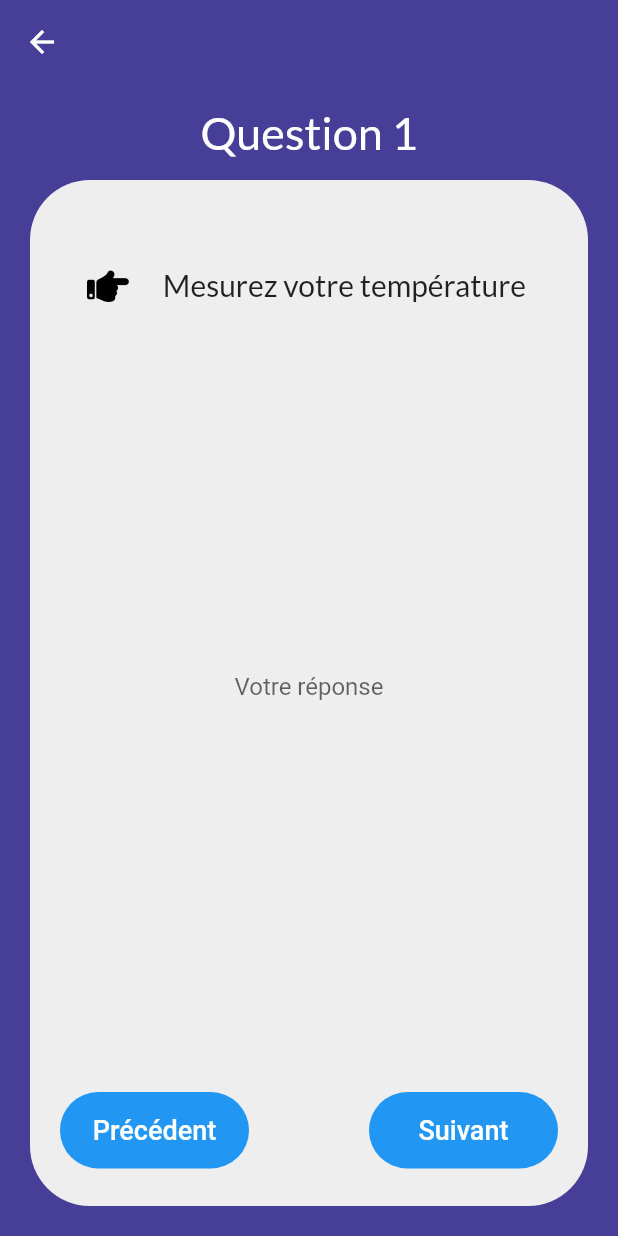
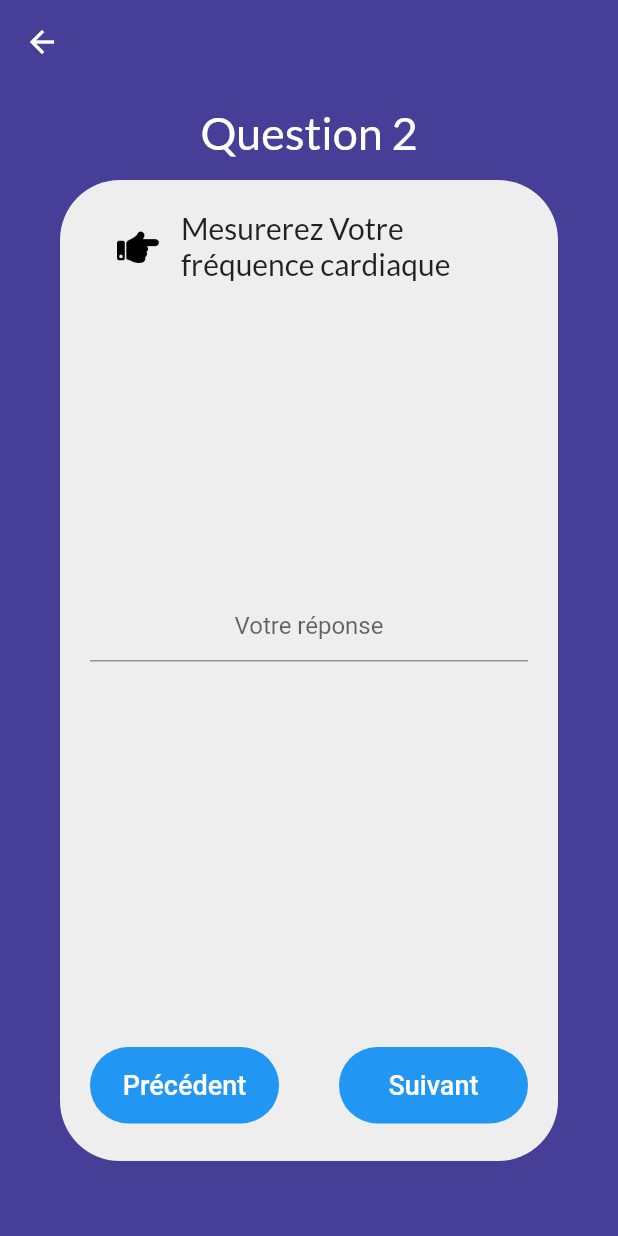
Before and after one commit to abdesselam-benameur/TeleCovid-SOLIS, a Flutter app: the QuestionnairePageWidget screen opened directly, after a tap on "Suivant", on a phone screen of 412 x 824 dp. Run offline on Flutter 3.47's test engine with Material 2 defaults, Android fonts, the phone set to English and light mode, and no system bars; our stand-ins replace fl_chart, font_awesome_flutter, google_fonts.

Commit message:
added Provider package to questionnaire-page

```diff
--- a/lib/controllers/question_controller.dart
+++ b/lib/controllers/question_controller.dart
@@ -1,31 +1,35 @@
+import 'package:flutter/foundation.dart';
 import 'package:flutter/material.dart';
 import 'package:flutter/widgets.dart';
-import 'package:get/get.dart';
-import 'package:get/state_manager.dart';
 import 'package:tele_covid_solis/Model/Questions.dart';
 // import 'package:tele_covid_solis/screens/score/score_screen.dart';
 
-// We use get package for our state management
-
-class QuestionController {
-  late int index = 1;
+class QuestionController with ChangeNotifier {
+  //, DiagnosticableTreeMixin {
+  late int index = 0;
   late PageController _pageController = PageController();
   PageController get pageController => this._pageController;
 
   void incrementQnNum() {
-    this.index++; // = index + 1;
+    this.index++;
+    print(index);
     _pageController.nextPage(
         duration: Duration(milliseconds: 250), curve: Curves.ease);
+    notifyListeners();
   }
 
   void decrementQnNum() {
-    this.index--; // = index + 1;
+    if (index > 0) this.index--;
+    print(index);
     _pageController.previousPage(
         duration: Duration(milliseconds: 250), curve: Curves.ease);
+    notifyListeners();
   }
 
-  // QuestionController(this._pageController) {
-  //   this._pageController;
+  // @override
+  // void debugFillProperties(DiagnosticPropertiesBuilder properties) {
+  //   super.debugFillProperties(properties);
+  //   properties.add(IntProperty('index', index));
   // }
 }
 
--- a/lib/screens/bottom_nav_screen.dart
+++ b/lib/screens/bottom_nav_screen.dart
@@ -1,4 +1,4 @@
-import 'package:curved_navigation_bar/curved_navigation_bar.dart';
+// import 'package:curved_navigation_bar/curved_navigation_bar.dart';
 import 'package:flutter/material.dart';
 import 'package:tele_covid_solis/Messeges/contactPage.dart';
 import 'package:tele_covid_solis/screens/pofile-patient.dart';
--- a/lib/screens/questionnaire-page.dart
+++ b/lib/screens/questionnaire-page.dart
@@ -1,4 +1,6 @@
 import 'package:flutter/material.dart';
+import 'package:provider/provider.dart';
+import 'package:tele_covid_solis/controllers/question_controller.dart';
 import 'package:tele_covid_solis/widgets/body-questionnaire.dart';
 
 class QuestionnairePageWidget extends StatelessWidget {
@@ -11,6 +13,7 @@ class QuestionnairePageWidget extends StatelessWidget {
   @override
   Widget build(BuildContext context) {
     return Scaffold(
+      resizeToAvoidBottomInset: false,
       appBar: AppBar(
         backgroundColor: Color(0xFF473F97),
         automaticallyImplyLeading: true,
@@ -19,7 +22,10 @@ class QuestionnairePageWidget extends StatelessWidget {
         elevation: 0,
       ),
       backgroundColor: Color(0xFF473F97),
-      body: Body(),
+      body: ChangeNotifierProvider(
+        create: (_) => QuestionController(),
+        child: Body(),
+      ),
     );
   }
 }
--- a/lib/screens/stats_screen.dart
+++ b/lib/screens/stats_screen.dart
@@ -1,4 +1,4 @@
-import 'package:bubble_tab_indicator/bubble_tab_indicator.dart';
+// import 'package:bubble_tab_indicator/bubble_tab_indicator.dart';
 import 'package:flutter/material.dart';
 import 'package:tele_covid_solis/config/palette.dart';
 import 'package:tele_covid_solis/config/styles.dart';
@@ -66,21 +66,21 @@ class _StatsScreenState extends State<StatsScreen> {
             color: Colors.white24,
             borderRadius: BorderRadius.circular(25.0),
           ),
-          child: TabBar(
-            indicator: BubbleTabIndicator(
-              tabBarIndicatorSize: TabBarIndicatorSize.tab,
-              indicatorHeight: 40.0,
-              indicatorColor: Colors.white,
-            ),
-            labelStyle: Styles.tabTextStyle,
-            labelColor: Colors.black,
-            unselectedLabelColor: Colors.white,
-            tabs: <Widget>[
-              Text('My Country'),
-              Text('Global'),
-            ],
-            onTap: (index) {},
-          ),
+          // child: TabBar(
+          //   indicator: BubbleTabIndicator(
+          //     tabBarIndicatorSize: TabBarIndicatorSize.tab,
+          //     indicatorHeight: 40.0,
+          //     indicatorColor: Colors.white,
+          //   ),
+          //   labelStyle: Styles.tabTextStyle,
+          //   labelColor: Colors.black,
+          //   unselectedLabelColor: Colors.white,
+          //   tabs: <Widget>[
+          //     Text('My Country'),
+          //     Text('Global'),
+          //   ],
+          //   onTap: (index) {},
+          // ),
         ),
       ),
     );
--- a/lib/widgets/body-questionnaire.dart
+++ b/lib/widgets/body-questionnaire.dart
@@ -1,9 +1,8 @@
 import 'package:flutter/material.dart';
-import 'package:font_awesome_flutter/font_awesome_flutter.dart';
-import 'package:get/get.dart';
 import 'package:google_fonts/google_fonts.dart';
 import 'package:tele_covid_solis/controllers/question_controller.dart';
-import 'package:tele_covid_solis/widgets/quest-button.dart';
+import 'package:tele_covid_solis/widgets/questionCard.dart';
+import 'package:provider/provider.dart';
 
 class Body extends StatelessWidget {
   const Body({
@@ -28,9 +27,9 @@ class Body extends StatelessWidget {
                 mainAxisSize: MainAxisSize.max,
                 children: [
                   Text(
-                    'Question 1',
+                    "Question ${Provider.of<QuestionController>(context).index + 1}",
                     style: GoogleFonts.lato(
-                      textStyle: TextStyle(
+                      textStyle: const TextStyle(
                         //FlutterFlowTheme.title1.override(
                         fontFamily: 'Poppins',
                         color: Colors.white,
@@ -38,16 +37,36 @@ class Body extends StatelessWidget {
                       ),
                     ),
                   ),
+                  // Consumer<QuestionController>(
+                  //   builder: (context, questionController, child) {
+                  //     return Text(
+                  //       "Question ${context.watch<QuestionController>().index + 1}",
+                  //       style: GoogleFonts.lato(
+                  //         textStyle: const TextStyle(
+                  //           //FlutterFlowTheme.title1.override(
+                  //           fontFamily: 'Poppins',
+                  //           color: Colors.white,
+                  //           fontSize: 30,
+                  //         ),
+                  //       ),
+                  //     );
+                  //   },
+                  // ),
                 ],
               ),
             ),
             Expanded(
               child: PageView(
-                controller: _questionController.pageController,
+                physics: NeverScrollableScrollPhysics(),
+                controller:
+                    Provider.of<QuestionController>(context).pageController,
                 children: [
-                  QuestionCard(_questionController),
-                  QuestionCard(_questionController),
-                  QuestionCard(_questionController),
+                  QuestionCard(
+                      'Mesurez votre température'), //(_questionController),
+                  QuestionCard(
+                      'Mesurerez Votre fréquence cardiaque'), //(_questionController),
+                  QuestionCard(
+                      'Mesurerez Votre respiratoire'), //(_questionController),
                 ],
               ),
               // child: PageView.builder(
@@ -67,110 +86,3 @@ class Body extends StatelessWidget {
     );
   }
 }
-
-class QuestionCard extends StatelessWidget {
-  const QuestionCard(this.questionController);
-  final QuestionController questionController;
-  @override
-  Widget build(BuildContext context) {
-    return Container(
-      width: 100,
-      height: MediaQuery.of(context).size.height * 0.7,
-      decoration: BoxDecoration(
-        color: Color(0xFFEEEEEE),
-        borderRadius: BorderRadius.circular(40),
-      ),
-      child: Padding(
-        padding: EdgeInsets.fromLTRB(20, 20, 20, 25),
-        child: Column(
-          mainAxisSize: MainAxisSize.max,
-          mainAxisAlignment: MainAxisAlignment.spaceBetween,
-          crossAxisAlignment: CrossAxisAlignment.stretch,
-          children: [
-            Padding(
-              padding: const EdgeInsets.symmetric(horizontal: 18),
-              child: Row(
-                // mainAxisSize: MainAxisSize.max,
-                mainAxisAlignment: MainAxisAlignment.start,
-                crossAxisAlignment: CrossAxisAlignment.center,
-                children: [
-                  FaIcon(
-                    FontAwesomeIcons.solidHandPointRight,
-                    color: Colors.black,
-                    size: 28,
-                  ),
-                  SizedBox(width: 20),
-                  Container(
-                    width: MediaQuery.of(context).size.width * 0.6,
-                    height: 100,
-                    decoration: BoxDecoration(
-                      color: Color(0xFFEEEEEE),
-                    ),
-                    alignment: Alignment(0, 0),
-                    child: Text(
-                      'Mesurez votre température',
-                      textAlign: TextAlign.start,
-                      style: GoogleFonts.lato(fontSize: 20),
-                    ),
-                  )
-                ],
-              ),
-            ),
-            Container(
-              width: 100,
-              height: 100,
-              decoration: BoxDecoration(
-                color: Color(0xFFEEEEEE),
-              ),
-              child: TextFormField(
-                // controller: textController,
-                obscureText: false,
-                decoration: InputDecoration(
-                  fillColor: Color(0xFFE2E0EE),
-                  hintText: 'Votre réponse',
-                  // hintStyle: FlutterFlowTheme.subtitle1.override(
-                  //   fontFamily: 'Poppins',
-                  // ),
-                  enabledBorder: UnderlineInputBorder(
-                    borderSide: BorderSide(
-                      color: Color(0x00000000),
-                      width: 1,
-                    ),
-                    borderRadius: const BorderRadius.only(
-                      topLeft: Radius.circular(4.0),
-                      topRight: Radius.circular(4.0),
-                    ),
-                  ),
-                  focusedBorder: UnderlineInputBorder(
-                    borderSide: BorderSide(
-                      color: Color(0x00000000),
-                      width: 1,
-                    ),
-                    borderRadius: const BorderRadius.only(
-                      topLeft: Radius.circular(4.0),
-                      topRight: Radius.circular(4.0),
-                    ),
-                  ),
-                ),
-                // style: FlutterFlowTheme.subtitle1.override(
-                //   fontFamily: 'Poppins',
-                // ),
-                textAlign: TextAlign.center,
-              ),
-            ),
-            Row(
-              mainAxisSize: MainAxisSize.max,
-              mainAxisAlignment: MainAxisAlignment.spaceBetween,
-              children: [
-                QuestionnaireButton(
-                    'Précédent', questionController.decrementQnNum),
-                QuestionnaireButton(
-                    'Suivant', questionController.incrementQnNum),
-              ],
-            )
-          ],
-        ),
-      ),
-    );
-  }
-}
--- a/lib/widgets/quest-button.dart
+++ b/lib/widgets/quest-button.dart
@@ -1,10 +1,16 @@
 import 'package:flutter/material.dart';
 import 'package:tele_covid_solis/controllers/question_controller.dart';
 
-class QuestionnaireButton extends StatelessWidget {
+class QuestionnaireButton extends StatefulWidget {
   const QuestionnaireButton(this.text, this.onPressed);
   final String text;
   final void Function()? onPressed;
+
+  @override
+  _QuestionnaireButtonState createState() => _QuestionnaireButtonState();
+}
+
+class _QuestionnaireButtonState extends State<QuestionnaireButton> {
   @override
   Widget build(BuildContext context) {
     return TextButton(
@@ -16,13 +22,13 @@ class QuestionnaireButton extends StatelessWidget {
         ),
         backgroundColor: MaterialStateProperty.all<Color>(Colors.blue),
       ),
-      onPressed: onPressed,
+      onPressed: widget.onPressed,
       child: Container(
         alignment: Alignment(0, 0),
         width: 110,
         height: 35,
         child: Text(
-          text,
+          widget.text,
           style: TextStyle(color: Colors.white, fontSize: 18),
         ),
       ),
--- /dev/null
+++ b/lib/widgets/questionCard.dart
@@ -0,0 +1,123 @@
+import 'package:flutter/material.dart';
+import 'package:flutter/services.dart';
+import 'package:font_awesome_flutter/font_awesome_flutter.dart';
+import 'package:google_fonts/google_fonts.dart';
+import 'package:provider/provider.dart';
+import 'package:tele_covid_solis/controllers/question_controller.dart';
+import 'package:tele_covid_solis/widgets/quest-button.dart';
+
+class QuestionCard extends StatelessWidget {
+  final String question;
+  const QuestionCard(this.question);
+  // final QuestionController questionController;
+  @override
+  Widget build(BuildContext context) {
+    return Container(
+      margin: EdgeInsets.fromLTRB(20, 0, 20, 30),
+      // padding: EdgeInsets.all(20),
+      // width: 100,
+      // height: MediaQuery.of(context).size.height * 0.7,
+      decoration: BoxDecoration(
+        color: Color(0xFFEEEEEE),
+        borderRadius: BorderRadius.circular(40),
+      ),
+      child: Padding(
+        padding: EdgeInsets.fromLTRB(20, 20, 20, 25),
+        child: Column(
+          mainAxisSize: MainAxisSize.max,
+          mainAxisAlignment: MainAxisAlignment.spaceBetween,
+          crossAxisAlignment: CrossAxisAlignment.stretch,
+          children: [
+            Padding(
+              padding: const EdgeInsets.symmetric(horizontal: 18),
+              child: Row(
+                // mainAxisSize: MainAxisSize.max,
+                mainAxisAlignment: MainAxisAlignment.start,
+                crossAxisAlignment: CrossAxisAlignment.center,
+                children: [
+                  Expanded(
+                    flex: 1,
+                    child: FaIcon(
+                      FontAwesomeIcons.solidHandPointRight,
+                      color: Colors.black,
+                      size: 28,
+                    ),
+                  ),
+                  Expanded(
+                    flex: 5,
+                    child: Text(
+                      question,
+                      textAlign: TextAlign.start,
+                      style: GoogleFonts.lato(fontSize: 20),
+                    ),
+                  )
+                ],
+              ),
+            ),
+            Container(
+              width: 100,
+              height: 100,
+              decoration: BoxDecoration(
+                color: Color(0xFFEEEEEE),
+              ),
+              child: TextFormField(
+                keyboardType: TextInputType.number,
+                // inputFormatters: [
+                //   FilteringTextInputFormatter.allow(RegExp(r'[0-9]')),
+                // ],
+                // controller: textController,
+                // obscureText: false,
+                decoration: InputDecoration(
+                  fillColor: Color(0xFFE2E0EE),
+                  hintText: 'Votre réponse',
+
+                  // hintStyle: FlutterFlowTheme.subtitle1.override(
+                  //   fontFamily: 'Poppins',
+                  // ),
+                  // enabledBorder: UnderlineInputBorder(
+                  //   borderSide: BorderSide(
+                  //     color: Colors.black,
+                  //     width: 1,
+                  //   ),
+                  //   borderRadius: const BorderRadius.only(
+                  //     topLeft: Radius.circular(4.0),
+                  //     topRight: Radius.circular(4.0),
+                  //   ),
+                  // ),
+                  // focusedBorder: UnderlineInputBorder(
+                  //   borderSide: BorderSide(
+                  //     color: Colors.green,
+                  //     width: 1,
+                  //   ),
+                  //   borderRadius: const BorderRadius.only(
+                  //     topLeft: Radius.circular(4.0),
+                  //     topRight: Radius.circular(4.0),
+                  //   ),
+                  // ),
+                ),
+                // style: FlutterFlowTheme.subtitle1.override(
+                //   fontFamily: 'Poppins',
+                // ),
+                textAlign: TextAlign.center,
+              ),
+            ),
+            Row(
+              mainAxisSize: MainAxisSize.max,
+              mainAxisAlignment: MainAxisAlignment.spaceBetween,
+              children: [
+                QuestionnaireButton(
+                    'Précédent',
+                    Provider.of<QuestionController>(context, listen: false)
+                        .decrementQnNum),
+                QuestionnaireButton(
+                    'Suivant',
+                    Provider.of<QuestionController>(context, listen: false)
+                        .incrementQnNum),
+              ],
+            )
+          ],
+        ),
+      ),
+    );
+  }
+}
--- a/pubspec.yaml
+++ b/pubspec.yaml
@@ -23,15 +23,13 @@ environment:
 dependencies:
   flutter:
     sdk: flutter
-  bubble_tab_indicator: ^0.1.6
   fl_chart: ^0.36.2
   google_fonts: ^2.1.0
   font_awesome_flutter: ^9.1.0
   cupertino_icons: ^1.0.2
-  curved_navigation_bar: ^1.0.1
   url_launcher: ^6.0.8
   syncfusion_flutter_gauges: ^19.2.44
-  get: ^4.1.4
+  provider: ^5.0.0
 
 dev_dependencies:
   flutter_test:
```
Also changed, not shown: pubspec.lock, 2 other files.
